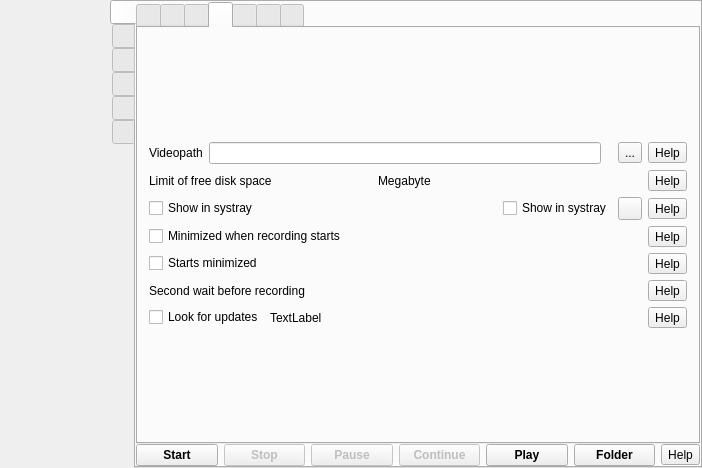
Before: the Qt Designer form src/formMainWindow.ui in vkohaupt/vokoscreenNG, drawn with Qt 5.
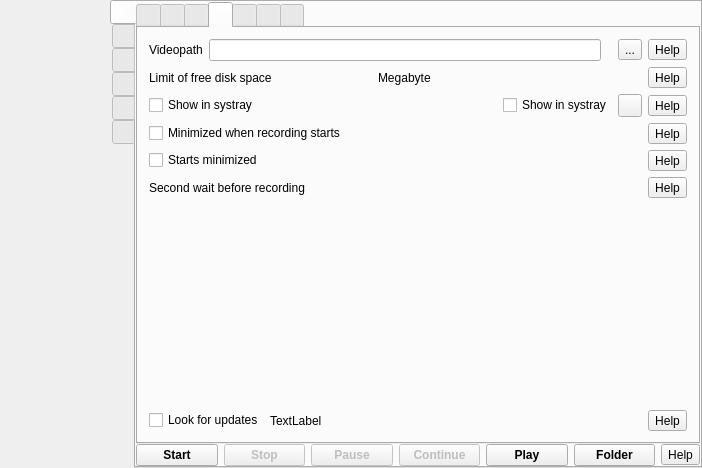
After: the same form once the commit is applied. The open tabs and pages were chosen to show the change. Icons and pictures are not drawn.

Commit message: global shortcut

What changed in the file:
```diff
--- a/src/formMainWindow.ui
+++ b/src/formMainWindow.ui
@@ -1712,6 +1712,19 @@
                 </item>
                </layout>
               </item>
+              <item row="6" column="0">
+               <spacer name="verticalSpacer_23">
+                <property name="orientation">
+                 <enum>Qt::Vertical</enum>
+                </property>
+                <property name="sizeHint" stdset="0">
+                 <size>
+                  <width>20</width>
+                  <height>40</height>
+                 </size>
+                </property>
+               </spacer>
+              </item>
              </layout>
             </item>
            </layout>
```
